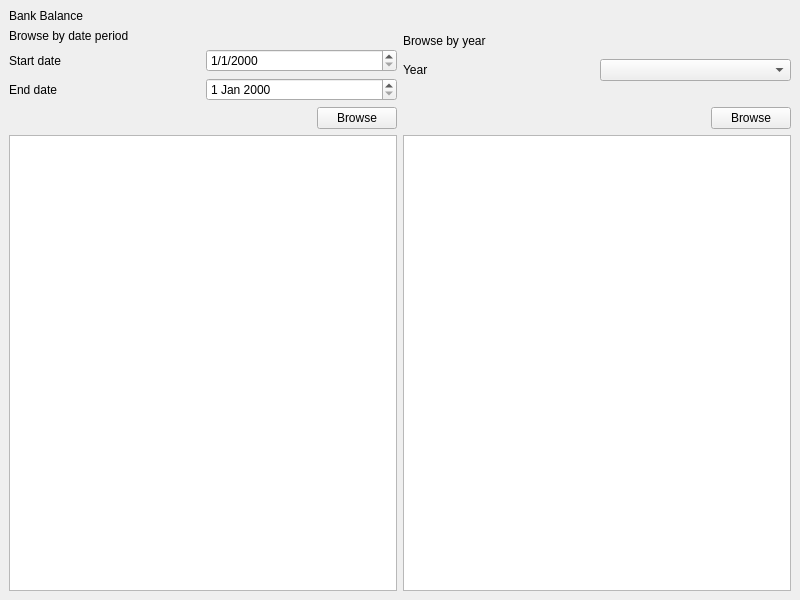
The window that views/BrowseDataView.ui (xcarol/wmm-qt) describes before a commit, drawn with Qt 5.
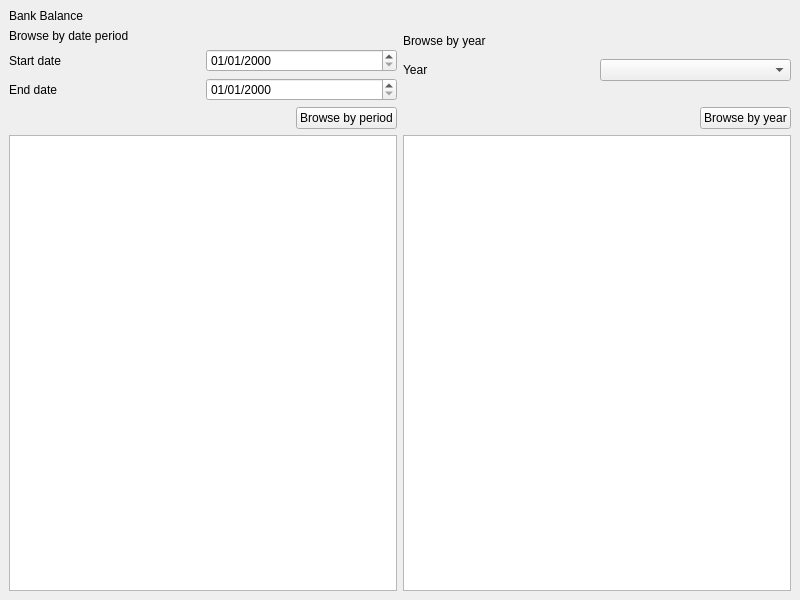
The same window after the commit.

Commit message: add month average, use QLocale for currencies, browse by period

Patch:
```diff
--- a/views/BrowseDataView.ui
+++ b/views/BrowseDataView.ui
@@ -53,12 +53,16 @@
            </widget>
           </item>
           <item row="1" column="1">
-           <widget class="QDateEdit" name="endDateEdit"/>
+           <widget class="QDateEdit" name="endDateEdit">
+            <property name="displayFormat">
+             <string>dd/MM/yyyy</string>
+            </property>
+           </widget>
           </item>
           <item row="0" column="1">
            <widget class="QDateEdit" name="startDateEdit">
             <property name="displayFormat">
-             <string>d/M/yyyy</string>
+             <string>dd/MM/yyyy</string>
             </property>
            </widget>
           </item>
@@ -89,7 +93,7 @@
           <item>
            <widget class="QPushButton" name="bydateButton">
             <property name="text">
-             <string>Browse</string>
+             <string>Browse by period</string>
             </property>
            </widget>
           </item>
@@ -151,7 +155,7 @@
           <item>
            <widget class="QPushButton" name="byyearButton">
             <property name="text">
-             <string>Browse</string>
+             <string>Browse by year</string>
             </property>
            </widget>
           </item>
```
The commit also changes 2 other files.
